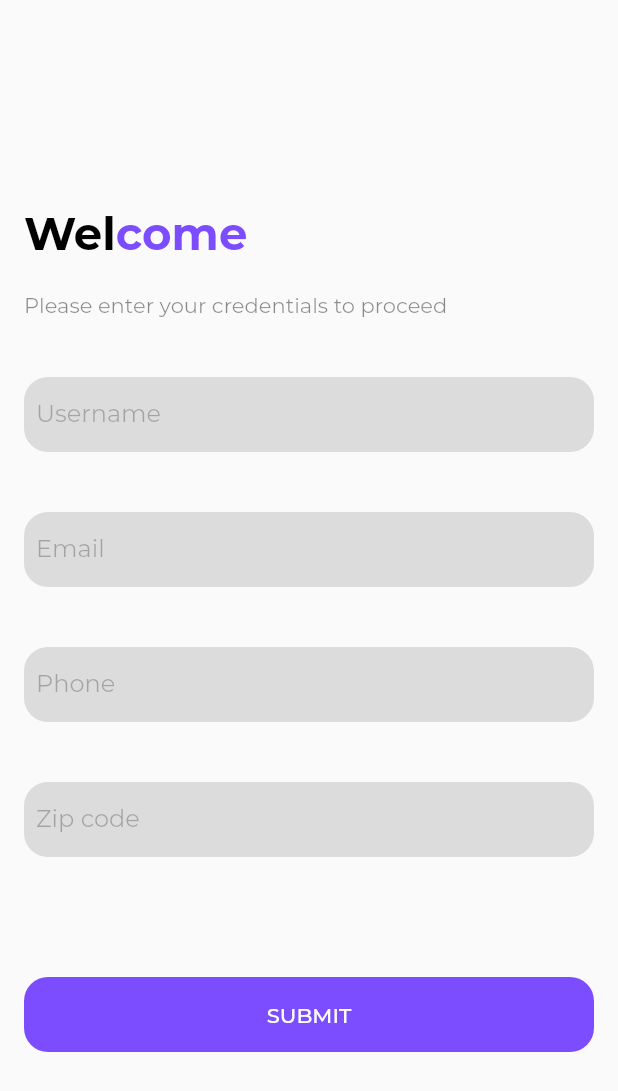
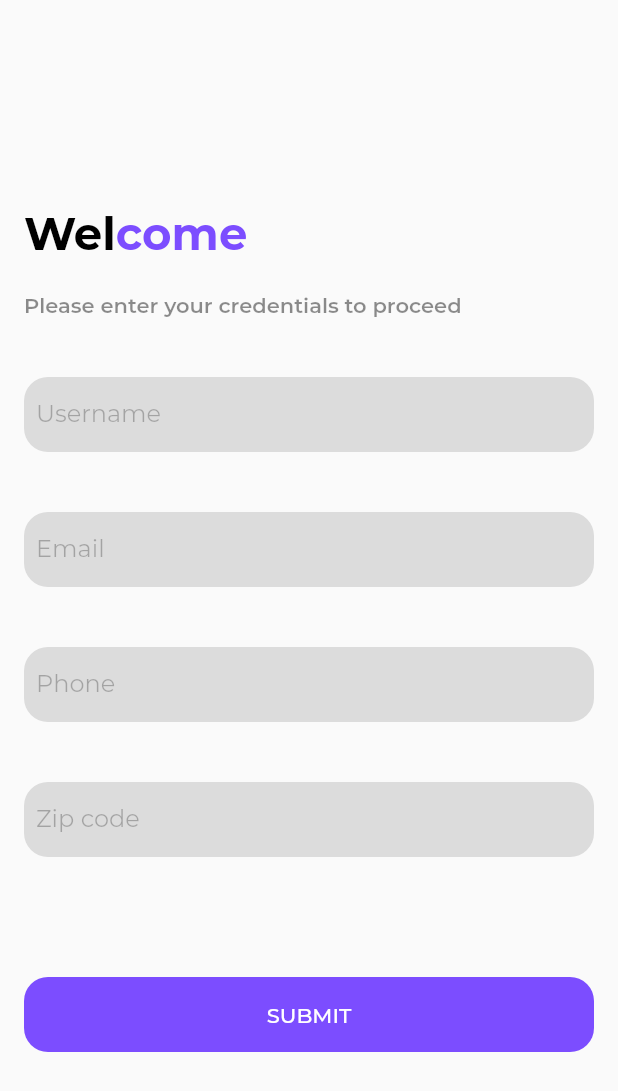
Before and after one commit to onumengine/displaya-HNG, a Flutter app: the screen it shows after launch, on a phone screen of 412 x 824 dp. Shown: the top 1091 px of the screen. Run offline on Flutter 3.47's test engine with Material 2 defaults, Android fonts, the light colour scheme and no system bars; our stand-ins replace shared_preferences; project files that could hold a hidden picture were left out.

Commit message:
style the instructional text in the form screen

```diff
--- a/lib/ui/screens/form_screen.dart
+++ b/lib/ui/screens/form_screen.dart
@@ -67,7 +67,10 @@ class _FormScreenState extends State<FormScreen> {
                 padding: const EdgeInsets.only(top: 20.0, bottom: 40),
                 child: Text(
                   'Please enter your credentials to proceed',
-                  style: TextStyle(color: Colors.black45),
+                  style: TextStyle(
+                    color: Colors.black45,
+                    fontWeight: FontWeight.w600,
+                  ),
                 ),
               ),
               TextWidget(
@@ -137,25 +140,24 @@ class _FormScreenState extends State<FormScreen> {
     );
   }
 
-  void _initiateSubmissionSequence(
+  dynamic _initiateSubmissionSequence(
     context,
     String username,
     String email,
     String phone,
     String zipCode,
   ) async {
-    showDialog(
-      context: context,
-      builder: (BuildContext context) => AlertDialog(
-        content: Center(
-          child: CircularProgressIndicator(),
-        ),
-      ),
-    );
+    // return showDialog(
+    //   context: context,
+    //   builder: (BuildContext context) => AlertDialog(
+    //     content: Center(
+    //       child: CircularProgressIndicator(),
+    //     ),
+    //   ),
+    // );
 
     await _saveToPrefs(username, email, phone, zipCode);
 
-    Navigator.pop(context);
     Navigator.push(
       context,
       MaterialPageRoute(
```
